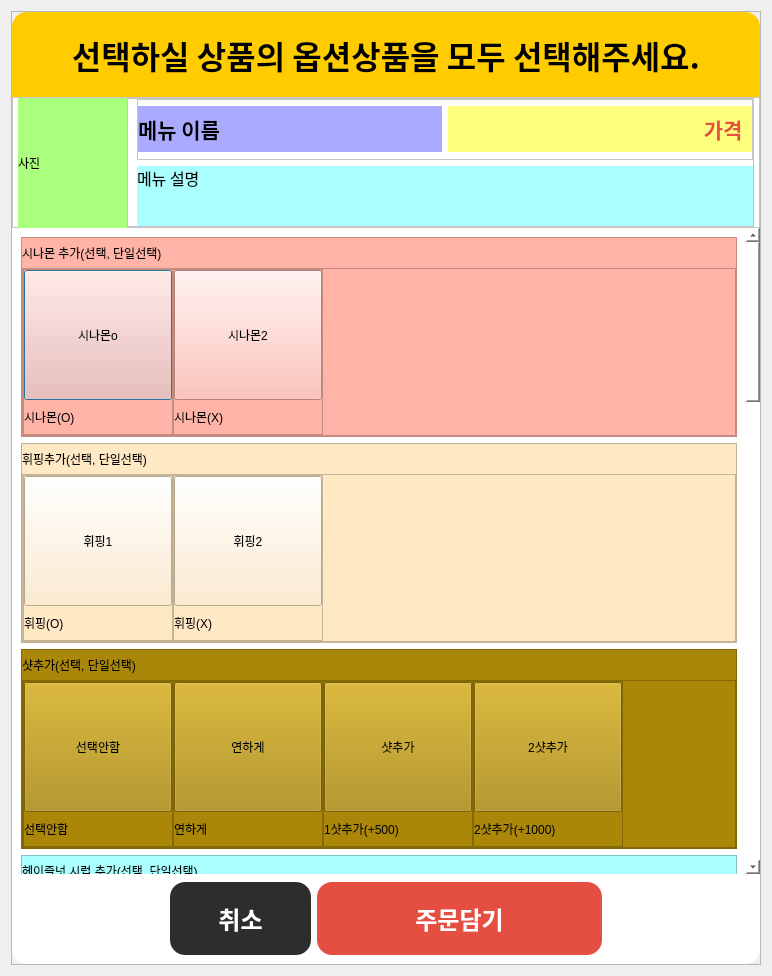
Before: the Qt Designer form UI/mega_choose_option_page.ui in guaba98/mega_kiosk, drawn with Qt 5.
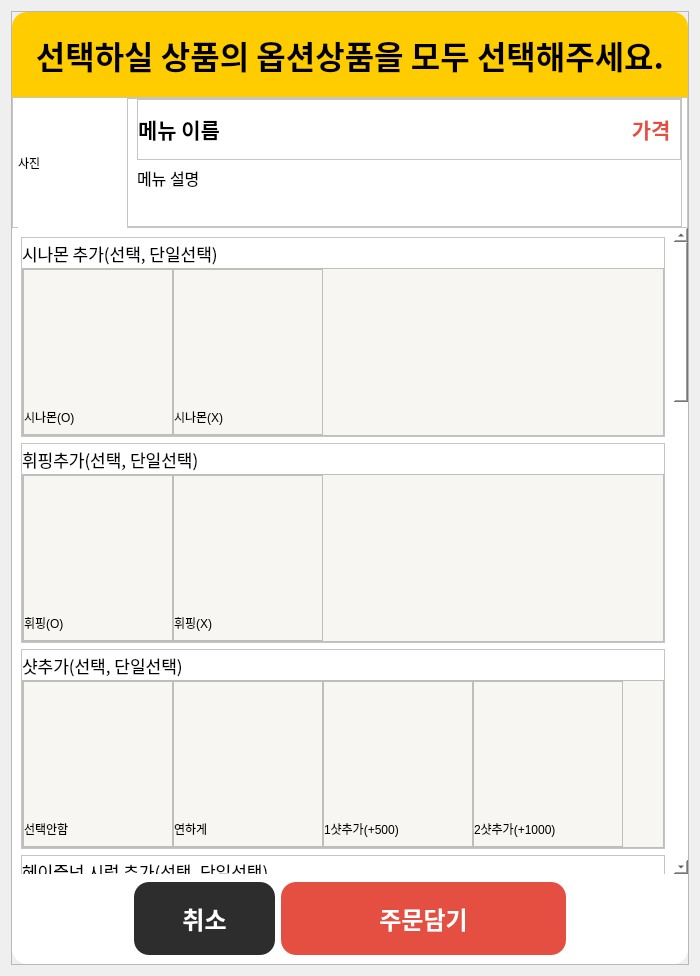
After: the same form once the commit is applied. Icons and pictures are not drawn.

Commit message: mega kiosk day6 - 옵션창수정

```diff
--- a/UI/mega_choose_option_page.ui
+++ b/UI/mega_choose_option_page.ui
@@ -6,7 +6,7 @@
    <rect>
     <x>0</x>
     <y>0</y>
-    <width>772</width>
+    <width>700</width>
     <height>976</height>
    </rect>
   </property>
@@ -155,7 +155,7 @@
                </size>
               </property>
               <property name="styleSheet">
-               <string notr="true">background-color: rgb(170, 255, 127);</string>
+               <string notr="true"/>
               </property>
               <property name="text">
                <string>사진</string>
@@ -227,7 +227,7 @@
                      </font>
                     </property>
                     <property name="styleSheet">
-                     <string notr="true">background-color: rgb(170, 170, 255);</string>
+                     <string notr="true"/>
                     </property>
                     <property name="text">
                      <string>메뉴 이름</string>
@@ -251,7 +251,7 @@
                      </font>
                     </property>
                     <property name="styleSheet">
-                     <string notr="true">background-color: rgb(255, 255, 127);
+                     <string notr="true">
 color:rgb(229, 79, 65);</string>
                     </property>
                     <property name="text">
@@ -274,7 +274,7 @@
                   </font>
                  </property>
                  <property name="styleSheet">
-                  <string notr="true">background-color: rgb(170, 255, 255);</string>
+                  <string notr="true"/>
                  </property>
                  <property name="text">
                   <string>메뉴 설명</string>
@@ -295,6 +295,13 @@
          </item>
          <item>
           <widget class="QWidget" name="option_bottom_frame" native="true">
+           <property name="styleSheet">
+            <string notr="true">QPushButton
+{
+border-radius:15px;
+}
+</string>
+           </property>
            <layout class="QVBoxLayout" name="verticalLayout_5">
             <property name="leftMargin">
              <number>0</number>
@@ -320,9 +327,9 @@
                <property name="geometry">
                 <rect>
                  <x>0</x>
-                 <y>-1860</y>
-                 <width>727</width>
-                 <height>2506</height>
+                 <y>-1840</y>
+                 <width>663</width>
+                 <height>2490</height>
                 </rect>
                </property>
                <layout class="QVBoxLayout" name="verticalLayout_6">
@@ -341,7 +348,7 @@
                    </size>
                   </property>
                   <property name="styleSheet">
-                   <string notr="true">background-color: rgb(255, 180, 167);</string>
+                   <string notr="true"/>
                   </property>
                   <property name="frameShape">
                    <enum>QFrame::StyledPanel</enum>
@@ -379,6 +386,12 @@
                        <height>30</height>
                       </size>
                      </property>
+                     <property name="font">
+                      <font>
+                       <family>Pretendard Medium</family>
+                       <pointsize>13</pointsize>
+                      </font>
+                     </property>
                      <property name="text">
                       <string>시나몬 추가(선택, 단일선택)</string>
                      </property>
@@ -386,6 +399,9 @@
                    </item>
                    <item>
                     <widget class="QFrame" name="frame_5">
+                     <property name="styleSheet">
+                      <string notr="true">background-color: rgb(247, 246, 243);</string>
+                     </property>
                      <property name="frameShape">
                       <enum>QFrame::StyledPanel</enum>
                      </property>
@@ -446,11 +462,27 @@
                              <height>130</height>
                             </size>
                            </property>
+                           <property name="maximumSize">
+                            <size>
+                             <width>16777215</width>
+                             <height>130</height>
+                            </size>
+                           </property>
                            <property name="cursor">
                             <cursorShape>OpenHandCursor</cursorShape>
                            </property>
                            <property name="text">
-                            <string>시나몬o</string>
+                            <string/>
+                           </property>
+                           <property name="icon">
+                            <iconset>
+                             <normaloff>../img/qt자료/forbidden_gray.png</normaloff>../img/qt자료/forbidden_gray.png</iconset>
+                           </property>
+                           <property name="iconSize">
+                            <size>
+                             <width>120</width>
+                             <height>120</height>
+                            </size>
                            </property>
                            <property name="checkable">
                             <bool>true</bool>
@@ -505,11 +537,27 @@
                              <height>130</height>
                             </size>
                            </property>
+                           <property name="maximumSize">
+                            <size>
+                             <width>16777215</width>
+                             <height>130</height>
+                            </size>
+                           </property>
                            <property name="cursor">
                             <cursorShape>OpenHandCursor</cursorShape>
                            </property>
                            <property name="text">
-                            <string>시나몬2</string>
+                            <string/>
+                           </property>
+                           <property name="icon">
+                            <iconset>
+                             <normaloff>../img/option_img/cinnamon.jpg</normaloff>../img/option_img/cinnamon.jpg</iconset>
+                           </property>
+                           <property name="iconSize">
+                            <size>
+                             <width>130</width>
+                             <height>135</height>
+                            </size>
                            </property>
                            <property name="checkable">
                             <bool>true</bool>
@@ -560,7 +608,7 @@
                    </size>
                   </property>
                   <property name="styleSheet">
-                   <string notr="true">background-color: rgb(255, 232, 196);</string>
+                   <string notr="true"/>
                   </property>
                   <property name="frameShape">
                    <enum>QFrame::StyledPanel</enum>
@@ -598,6 +646,12 @@
                        <height>30</height>
                       </size>
                      </property>
+                     <property name="font">
+                      <font>
+                       <family>Pretendard Medium</family>
+                       <pointsize>13</pointsize>
+                      </font>
+                     </property>
                      <property name="text">
                       <string>휘핑추가(선택, 단일선택)</string>
                      </property>
@@ -605,6 +659,9 @@
                    </item>
                    <item>
                     <widget class="QFrame" name="frame_38">
+                     <property name="styleSheet">
+                      <string notr="true">background-color: rgb(247, 246, 243);</string>
+                     </property>
                      <property name="frameShape">
                       <enum>QFrame::StyledPanel</enum>
                      </property>
@@ -669,7 +726,17 @@
                             <cursorShape>OpenHandCursor</cursorShape>
                            </property>
                            <property name="text">
-                            <string>휘핑1</string>
+                            <string/>
+                           </property>
+                           <property name="icon">
+                            <iconset>
+                             <normaloff>../img/option_img/Whipped-Cream.jpg</normaloff>../img/option_img/Whipped-Cream.jpg</iconset>
+                           </property>
+                           <property name="iconSize">
+                            <size>
+                             <width>130</width>
+                             <height>120</height>
+                            </size>
                            </property>
                            <property name="checkable">
                             <bool>true</bool>
@@ -728,7 +795,17 @@
                             <cursorShape>OpenHandCursor</cursorShape>
                            </property>
                            <property name="text">
-                            <string>휘핑2</string>
+                            <string/>
+                           </property>
+                           <property name="icon">
+                            <iconset>
+                             <normaloff>../img/qt자료/forbidden_gray.png</normaloff>../img/qt자료/forbidden_gray.png</iconset>
+                           </property>
+                           <property name="iconSize">
+                            <size>
+                             <width>120</width>
+                             <height>120</height>
+                            </size>
                            </property>
                            <property name="checkable">
                             <bool>true</bool>
@@ -779,7 +856,7 @@
                    </size>
                   </property>
                   <property name="styleSheet">
-                   <string notr="true">background-color: rgb(170, 135, 8);</string>
+                   <string notr="true"/>
                   </property>
                   <property name="frameShape">
                    <enum>QFrame::StyledPanel</enum>
@@ -817,6 +894,12 @@
                        <height>30</height>
                       </size>
                      </property>
+                     <property name="font">
+                      <font>
+                       <family>Pretendard Medium</family>
+                       <pointsize>13</pointsize>
+                      </font>
+                     </property>
                      <property name="text">
                       <string>샷추가(선택, 단일선택)</string>
                      </property>
@@ -824,6 +907,9 @@
                    </item>
                    <item>
                     <widget class="QFrame" name="frame_35">
+                     <property name="styleSheet">
+                      <string notr="true">background-color: rgb(247, 246, 243);</string>
+                     </property>
                      <property name="frameShape">
                       <enum>QFrame::StyledPanel</enum>
                      </property>
@@ -888,7 +974,17 @@
                             <cursorShape>OpenHandCursor</cursorShape>
                            </property>
                            <property name="text">
-                            <string>선택안함</string>
+                            <string/>
+                           </property>
+                           <property name="icon">
+                            <iconset>
+                             <normaloff>../img/qt자료/forbidden_gray.png</normaloff>../img/qt자료/forbidden_gray.png</iconset>
+                           </property>
+                           <property name="iconSize">
+                            <size>
+                             <width>120</width>
+                             <height>120</height>
+                            </size>
                            </property>
                            <property name="checkable">
                             <bool>true</bool>
@@ -939,15 +1035,31 @@
                           <widget class="QPushButton" name="coffee_weak">
                            <property name="minimumSize">
                             <size>
-                             <width>0</width>
+                             <width>130</width>
                              <height>130</height>
                             </size>
                            </property>
+                           <property name="maximumSize">
+                            <size>
+                             <width>150</width>
+                             <height>16777215</height>
+                            </size>
+                           </property>
                            <property name="cursor">
                             <cursorShape>OpenHandCursor</cursorShape>
                            </property>
                            <property name="text">
-                            <string>연하게</string>
+                            <string/>
+                           </property>
+                           <property name="icon">
+                            <iconset>
+                             <normaloff>../img/option_img/nice-espresso-shot-a53-dp-lucca_078dfca3-b92f-4f3d-8847-3666f1c5216a.webp</normaloff>../img/option_img/nice-espresso-shot-a53-dp-lucca_078dfca3-b92f-4f3d-8847-3666f1c5216a.webp</iconset>
+                           </property>
+                           <property name="iconSize">
+                            <size>
+                             <width>140</width>
+                             <height>120</height>
+                            </size>
                            </property>
                            <property name="checkable">
                             <bool>true</bool>
@@ -1006,7 +1118,17 @@
                             <cursorShape>OpenHandCursor</cursorShape>
                            </property>
                            <property name="text">
-                            <string>샷추가</string>
+                            <string/>
+                           </property>
+                           <property name="icon">
+                            <iconset>
+                             <normaloff>../img/option_img/nice-espresso-shot-a53-dp-lucca_078dfca3-b92f-4f3d-8847-3666f1c5216a.webp</normaloff>../img/option_img/nice-espresso-shot-a53-dp-lucca_078dfca3-b92f-4f3d-8847-3666f1c5216a.webp</iconset>
+                           </property>
+                           <property name="iconSize">
+                            <size>
+                             <width>140</width>
+                             <height>120</height>
+                            </size>
                            </property>
                            <property name="checkable">
                             <bool>true</bool>
@@ -1065,7 +1187,17 @@
                             <cursorShape>OpenHandCursor</cursorShape>
                            </property>
                            <property name="text">
-                            <string>2샷추가</string>
+                            <string/>
+                           </property>
+                           <property name="icon">
+                            <iconset>
+                             <normaloff>../img/option_img/double_shot.png</normaloff>../img/option_img/double_shot.png</iconset>
+                           </property>
+                           <property name="iconSize">
+                            <size>
+                             <width>120</width>
+                             <height>120</height>
+                            </size>
                            </property>
                            <property name="checkable">
                             <bool>true</bool>
@@ -1116,7 +1248,7 @@
                    </size>
                   </property>
                   <property name="styleSheet">
-                   <string notr="true">background-color: rgb(170, 255, 255);</string>
+                   <string notr="true"/>
                   </property>
                   <property name="frameShape">
                    <enum>QFrame::StyledPanel</enum>
@@ -1154,6 +1286,12 @@
                        <height>30</height>
                       </size>
                      </property>
+                     <property name="font">
+                      <font>
+                       <family>Pretendard Medium</family>
+                       <pointsize>13</pointsize>
+                      </font>
+                     </property>
                      <property name="text">
                       <string>헤이즐넛 시럽 추가(선택, 단일선택)</string>
                      </property>
```
Left out of the diff: 354 changed lines with no effect on the pictures. The commit also changes 30 other files.
